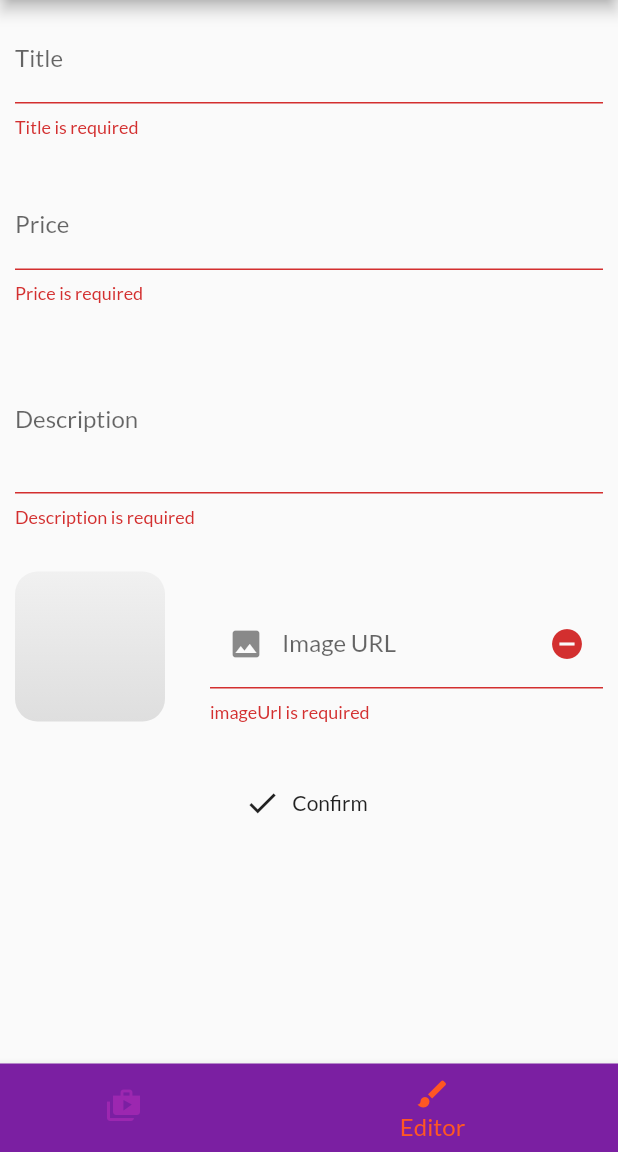
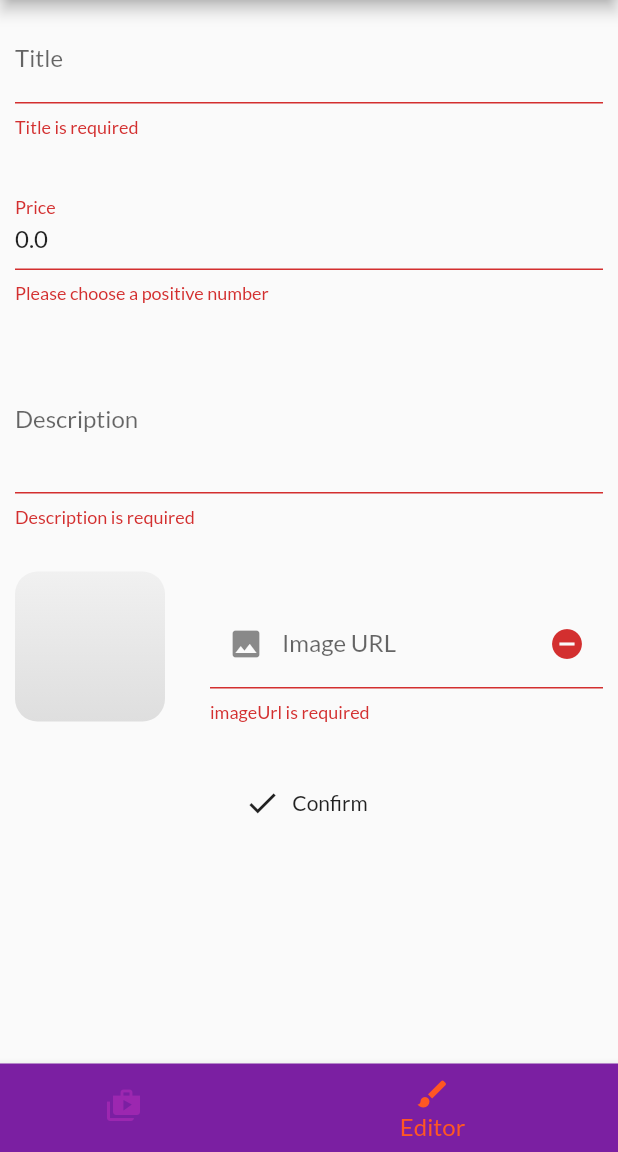
Before and after one commit to didof/flutter_shop_app_clone, a Flutter app: the ScreenUserProducts screen opened by its route, item 2 of the bottom bar chosen, after a tap on "Confirm", on a phone screen of 412 x 824 dp, the part 84-1236 px from its top. Run offline on Flutter 3.47's test engine with Material 2 defaults, Android fonts, the phone set to English and light mode, and no system bars; network calls fail; statements that could not run were skipped.

Commit message:
create and update products

```diff
--- a/lib/screens/user_products/screen_userProducts.dart
+++ b/lib/screens/user_products/screen_userProducts.dart
@@ -17,28 +17,20 @@ class ScreenUserProducts extends StatefulWidget {
 
 class _ScreenUserProductsState extends State<ScreenUserProducts> {
   var _currentIndex = 0;
+  var _editorProductId = '';
 
   Widget _buildSubscreens(int i) {
     if (i == 0) {
-      return ProductsUserProducts();
+      return ProductsUserProducts(shiftTab: _shiftTab);
     } else {
-      return EditorUserProducts();
+      return EditorUserProducts(id: _editorProductId);
     }
   }
 
-  // List<Widget> _buildActions(int i) {
-  //   if (i == 0) {
-  //     return null;
-  //   } else {
-  //     return [
-  //       IconButton(icon: Icon(Icons.add), onPressed: _saveForm),
-  //     ];
-  //   }
-  // }
-
-  void _shiftTab(int index) {
+  void _shiftTab(int index, {String productId = ''}) {
     setState(() {
       _currentIndex = index;
+      _editorProductId = productId;
     });
   }
 
@@ -48,7 +40,6 @@ class _ScreenUserProductsState extends State<ScreenUserProducts> {
       child: Scaffold(
         appBar: AppBar(
           title: Text(ScreenUserProducts.label),
-          // actions: _buildActions(_currentIndex),
         ),
         drawer: CustomDrawer(),
         drawerScrimColor: Theme.of(context).primaryColor.withOpacity(0.1),
--- a/lib/screens/user_products/subscreens/editor_userProducts.dart
+++ b/lib/screens/user_products/subscreens/editor_userProducts.dart
@@ -1,21 +1,31 @@
 import 'dart:ui';
 
 import 'package:flutter/material.dart';
+import 'package:provider/provider.dart';
 import 'package:shop_app/models/model_product.dart';
+import 'package:shop_app/providers/provider_products.dart';
 
 class EditorUserProducts extends StatefulWidget {
-  const EditorUserProducts({Key key}) : super(key: key);
+  final String id;
+  const EditorUserProducts({Key key, this.id}) : super(key: key);
 
   @override
   _EditorUserProductsState createState() => _EditorUserProductsState();
 }
 
 class _EditorUserProductsState extends State<EditorUserProducts> {
+  final _imageUrlController = TextEditingController();
   final _priceFocusNode = FocusNode();
   final _descriptionFocusNode = FocusNode();
   final _imageUrlFocusNode = FocusNode();
-  final _imageUrlController = TextEditingController();
   final _form = GlobalKey<FormState>();
+  var _isInit = true;
+  var _initValues = {
+    'title': '',
+    'price': '',
+    'description': '',
+    'imageURL': '',
+  };
   var _editedProduct = Product(
     id: null,
     title: '',
@@ -28,6 +38,25 @@ class _EditorUserProductsState extends State<EditorUserProducts> {
     if (!_imageUrlFocusNode.hasFocus) {
       setState(() {});
     }
+  }
+
+  @override
+  void didChangeDependencies() {
+    print('didChangeDependencies first time: $_isInit');
+    if (!_isInit) return;
+
+    _editedProduct = Provider.of<ProviderProducts>(context).findById(widget.id);
+    print('id: ${widget.id}');
+    _initValues = {
+      'title': _editedProduct.title,
+      'price': _editedProduct.price.toString(),
+      'description': _editedProduct.description,
+      'imageUrl': '',
+    };
+    print(_initValues['title']);
+    _imageUrlController.text = _editedProduct.imageUrl;
+    _isInit = true;
+    super.didChangeDependencies();
   }
 
   @override
@@ -55,10 +84,14 @@ class _EditorUserProductsState extends State<EditorUserProducts> {
     final isNotValid = !_form.currentState.validate();
     if (isNotValid) return;
     _form.currentState.save();
-    print(_editedProduct.title);
-    print(_editedProduct.description);
-    print(_editedProduct.price);
-    print(_editedProduct.imageUrl);
+    final provider = Provider.of<ProviderProducts>(context, listen: false);
+    if (widget.id == '') {
+      provider.addProduct(_editedProduct);
+    } else {
+      print(_editedProduct.id);
+      provider.updateProduct(_editedProduct);
+    }
+    Navigator.of(context).pop();
   }
 
   @override
@@ -71,6 +104,7 @@ class _EditorUserProductsState extends State<EditorUserProducts> {
           mainAxisAlignment: MainAxisAlignment.spaceEvenly,
           children: <Widget>[
             TextFormField(
+              initialValue: _initValues['title'],
               decoration: InputDecoration(
                 labelText: 'Title',
               ),
@@ -80,7 +114,7 @@ class _EditorUserProductsState extends State<EditorUserProducts> {
                   FocusScope.of(context).requestFocus(_priceFocusNode),
               onSaved: (newValue) {
                 _editedProduct = Product(
-                  id: null,
+                  id: widget.id != null ? widget.id : null,
                   title: newValue,
                   description: _editedProduct.description,
                   price: _editedProduct.price,
@@ -94,6 +128,7 @@ class _EditorUserProductsState extends State<EditorUserProducts> {
             ),
             _spacer,
             TextFormField(
+              initialValue: _initValues['price'],
               decoration: InputDecoration(
                 labelText: 'Price',
               ),
@@ -104,7 +139,7 @@ class _EditorUserProductsState extends State<EditorUserProducts> {
                   FocusScope.of(context).requestFocus(_descriptionFocusNode),
               onSaved: (newValue) {
                 _editedProduct = Product(
-                  id: null,
+                  id: widget.id != null ? widget.id : null,
                   title: _editedProduct.title,
                   description: _editedProduct.description,
                   price: double.parse(newValue),
@@ -122,6 +157,7 @@ class _EditorUserProductsState extends State<EditorUserProducts> {
             ),
             _spacer,
             TextFormField(
+              initialValue: _initValues['description'],
               maxLines: 3,
               keyboardType: TextInputType.multiline,
               decoration: InputDecoration(
@@ -130,7 +166,7 @@ class _EditorUserProductsState extends State<EditorUserProducts> {
               focusNode: _descriptionFocusNode,
               onSaved: (newValue) {
                 _editedProduct = Product(
-                  id: null,
+                  id: widget.id != null ? widget.id : null,
                   title: _editedProduct.title,
                   description: newValue,
                   price: _editedProduct.price,
@@ -204,7 +240,7 @@ class _EditorUserProductsState extends State<EditorUserProducts> {
                     focusNode: _imageUrlFocusNode,
                     onSaved: (newValue) {
                       _editedProduct = Product(
-                        id: null,
+                        id: widget.id != null ? widget.id : null,
                         title: _editedProduct.title,
                         description: _editedProduct.description,
                         price: _editedProduct.price,
@@ -213,13 +249,13 @@ class _EditorUserProductsState extends State<EditorUserProducts> {
                     },
                     validator: (value) {
                       if (value.isEmpty) return 'imageUrl is required';
-                      if (!value.startsWith('http') ||
+                      if (!value.startsWith('http') &&
                           !value.startsWith('https'))
-                        return 'please enter a valid URL';
-                      if (!value.endsWith('.jpg') ||
-                          !value.endsWith('.jpeg') ||
+                        return 'please enter a valid URL (start)';
+                      if (!value.endsWith('.jpg') &&
+                          !value.endsWith('.jpeg') &&
                           !value.endsWith('.png'))
-                        return 'please enter a valid URL';
+                        return 'please enter a valid URL (end)';
                       return null;
                     },
                   ),
@@ -241,3 +277,5 @@ class _EditorUserProductsState extends State<EditorUserProducts> {
     );
   }
 }
+
+// TODO: refactoring
```
Also changed, not shown: lib/providers/provider_products.dart (+17 -2 lines), lib/screens/user_products/subscreens/products_userProducts.dart (+6 -2 lines).
